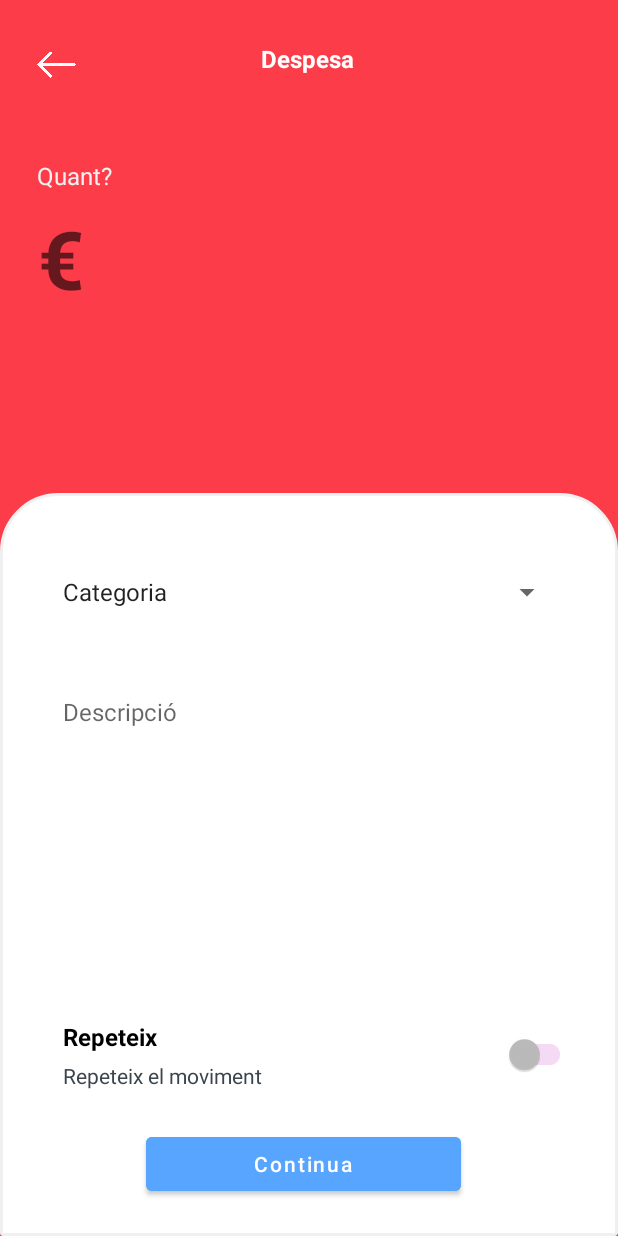
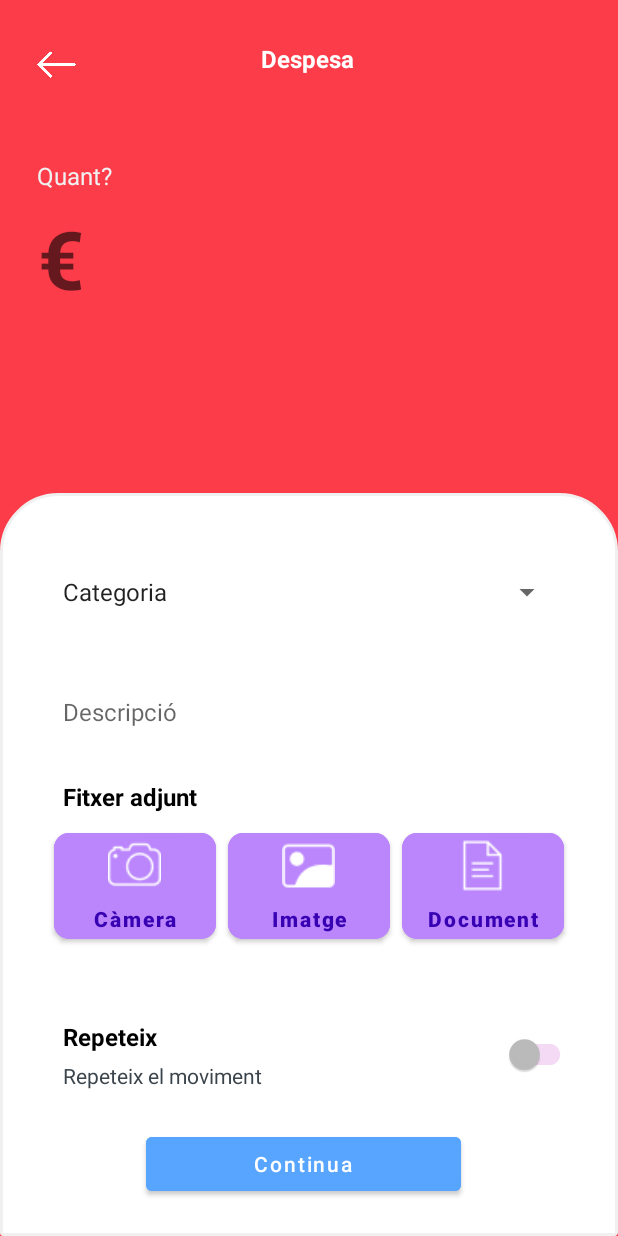
Before and after one commit to xvxnoah/Track-It, an Android app: the ExpensePage screen opened directly, with no data from a screen before it, on a phone screen of 412 x 824 dp. Run offline under Robolectric (Android 15) with nearby library versions, the phone set to English and light mode, and no system bars.

Commit message:
Expense Page (design)

```diff
--- a/app/src/main/AndroidManifest.xml
+++ b/app/src/main/AndroidManifest.xml
@@ -36,10 +36,10 @@
             android:exported="false" />
         <activity
             android:name=".Splash_Screen"
+            android:theme="@style/Theme.TrackIt.TracIt"
             android:exported="true">
             <intent-filter>
                 <action android:name="android.intent.action.MAIN" />
-
                 <category android:name="android.intent.category.LAUNCHER" />
             </intent-filter>
         </activity>
--- a/app/src/main/java/com/example/trackit/ExpensePage.java
+++ b/app/src/main/java/com/example/trackit/ExpensePage.java
@@ -3,6 +3,7 @@ package com.example.trackit;
 import androidx.annotation.NonNull;
 import androidx.annotation.Nullable;
 import androidx.appcompat.app.AppCompatActivity;
+import androidx.core.content.ContextCompat;
 
 import android.graphics.Color;
 import android.os.Bundle;
@@ -10,6 +11,7 @@ import android.text.Editable;
 import android.text.TextWatcher;
 import android.view.View;
 import android.view.ViewGroup;
+import android.view.Window;
 import android.widget.ArrayAdapter;
 import android.widget.EditText;
 import android.widget.ImageButton;
@@ -29,6 +31,9 @@ public class ExpensePage extends AppCompatActivity {
         setListeners();
 
         setSpinner();
+
+        Window window = ExpensePage.this.getWindow();
+        window.setStatusBarColor(ContextCompat.getColor(ExpensePage.this, R.color.redExpense));
     }
 
     private void setSpinner() {
--- a/app/src/main/java/com/example/trackit/HomePage.java
+++ b/app/src/main/java/com/example/trackit/HomePage.java
@@ -1,6 +1,7 @@
 package com.example.trackit;
 
 import androidx.appcompat.app.AppCompatActivity;
+import androidx.core.content.ContextCompat;
 import androidx.fragment.app.Fragment;
 import androidx.fragment.app.FragmentManager;
 import androidx.fragment.app.FragmentTransaction;
@@ -8,6 +9,7 @@ import androidx.fragment.app.FragmentTransaction;
 import android.content.Intent;
 import android.os.Bundle;
 import android.view.View;
+import android.view.Window;
 import android.view.animation.Animation;
 import android.view.animation.AnimationUtils;
 import android.widget.Toast;
@@ -29,6 +31,9 @@ public class HomePage extends AppCompatActivity {
         setContentView(binding.getRoot());
         replaceFragment(new HomeFragment());
         getSupportActionBar().hide();
+
+        Window window = HomePage.this.getWindow();
+        window.setStatusBarColor(ContextCompat.getColor(HomePage.this, R.color.white));
 
         // Floating Action Buttons
         fab = findViewById(R.id.fab);
@@ -66,7 +71,6 @@ public class HomePage extends AppCompatActivity {
             @Override
             public void onClick(View view) {
                 animateFab();
-                Toast.makeText(HomePage.this, "MONEY OUT", Toast.LENGTH_SHORT).show();
                 startActivity(new Intent(HomePage.this, ExpensePage.class));
             }
         });
--- a/app/src/main/java/com/example/trackit/Splash_Screen.java
+++ b/app/src/main/java/com/example/trackit/Splash_Screen.java
@@ -1,10 +1,12 @@
 package com.example.trackit;
 
 import androidx.appcompat.app.AppCompatActivity;
+import androidx.core.content.ContextCompat;
 
 import android.content.Intent;
 import android.os.Bundle;
 import android.os.Handler;
+import android.view.Window;
 
 public class Splash_Screen extends AppCompatActivity {
 
@@ -15,6 +17,9 @@ public class Splash_Screen extends AppCompatActivity {
         setContentView(R.layout.activity_splash_screen);
 
         getSupportActionBar().hide();
+
+        Window window = Splash_Screen.this.getWindow();
+        window.setStatusBarColor(ContextCompat.getColor(Splash_Screen.this, R.color.black));
 
         new Handler().postDelayed(new Runnable() {
             @Override
--- a/app/src/main/java/com/example/trackit/Welcome_Page.java
+++ b/app/src/main/java/com/example/trackit/Welcome_Page.java
@@ -2,12 +2,15 @@ package com.example.trackit;
 
 import androidx.annotation.NonNull;
 import androidx.appcompat.app.AppCompatActivity;
+import androidx.core.content.ContextCompat;
 
 import android.content.Context;
 import android.content.Intent;
 import android.content.SharedPreferences;
+import android.os.Build;
 import android.os.Bundle;
 import android.view.View;
+import android.view.Window;
 import android.view.WindowManager;
 import android.widget.Button;
 import android.widget.EditText;
@@ -31,6 +34,9 @@ public class Welcome_Page extends AppCompatActivity {
 
         // som-hi
         letsgo();
+
+        Window window = Welcome_Page.this.getWindow();
+        window.setStatusBarColor(ContextCompat.getColor(Welcome_Page.this, R.color.softGrey));
     }
 
     private void letsgo() {
--- a/app/src/main/res/layout/activity_expense_page.xml
+++ b/app/src/main/res/layout/activity_expense_page.xml
@@ -124,6 +124,65 @@
             android:theme="@style/SwitchPurple"
             app:trackTint="@color/violet" />
 
+        <TextView
+            android:id="@+id/adjuntText"
+            android:layout_width="wrap_content"
+            android:layout_height="wrap_content"
+            android:text="@string/fitxer_adjunt"
+            android:layout_gravity="bottom"
+            android:layout_marginStart="40dp"
+            android:layout_marginBottom="280dp"
+            android:textColor="@color/black"
+            android:textSize="16sp"
+            android:textStyle="bold" />
+
+        <Button
+            android:id="@+id/cameraExpense"
+            android:layout_width="108dp"
+            android:layout_height="wrap_content"
+            android:layout_gravity="bottom"
+            android:layout_marginStart="34dp"
+            android:layout_marginBottom="190dp"
+            android:backgroundTint="@color/purple_200"
+            android:drawableTop="@drawable/camera"
+            android:text="@string/camera"
+            android:textAllCaps="false"
+            android:textColor="@color/purple_700"
+            android:textSize="14sp"
+            android:textStyle="bold"
+            app:cornerRadius="10dp" />
+
+        <Button
+            android:id="@+id/imageExpense"
+            android:layout_width="108dp"
+            android:layout_height="wrap_content"
+            android:layout_gravity="bottom|center"
+            android:layout_marginBottom="190dp"
+            android:backgroundTint="@color/purple_200"
+            android:drawableTop="@drawable/imageicon"
+            android:text="@string/imatge"
+            android:textAllCaps="false"
+            android:textColor="@color/purple_700"
+            android:textSize="14sp"
+            android:textStyle="bold"
+            app:cornerRadius="10dp" />
+
+        <Button
+            android:id="@+id/documentExpense"
+            android:layout_width="108dp"
+            android:layout_height="wrap_content"
+            android:layout_gravity="bottom|end"
+            android:layout_marginEnd="34dp"
+            android:layout_marginBottom="190dp"
+            android:backgroundTint="@color/purple_200"
+            android:drawableTop="@drawable/document"
+            android:text="@string/document"
+            android:textAllCaps="false"
+            android:textColor="@color/purple_700"
+            android:textSize="14sp"
+            android:textStyle="bold"
+            app:cornerRadius="10dp" />
+
     </FrameLayout>
 
     <TextView
--- a/app/src/main/res/layout/activity_welcome_page.xml
+++ b/app/src/main/res/layout/activity_welcome_page.xml
@@ -5,6 +5,7 @@
     android:layout_width="match_parent"
     android:layout_height="match_parent"
     android:background="@color/softGrey"
+    android:fitsSystemWindows="true"
     tools:context=".Welcome_Page">
 
     <Button
--- a/app/src/main/res/values/strings.xml
+++ b/app/src/main/res/values/strings.xml
@@ -35,4 +35,8 @@
     <string name="descripci">     Descripció</string>
     <string name="repeteix_el_moviment">Repeteix el moviment</string>
     <string name="repeteix">Repeteix</string>
+    <string name="fitxer_adjunt">Fitxer adjunt</string>
+    <string name="camera">Càmera</string>
+    <string name="imatge">Imatge</string>
+    <string name="document">Document</string>
 </resources>
--- a/app/src/main/res/values/themes.xml
+++ b/app/src/main/res/values/themes.xml
@@ -13,4 +13,9 @@
         <item name="android:statusBarColor" tools:targetApi="l">?attr/colorPrimaryVariant</item>
         <!-- Customize your theme here. -->
     </style>
+
+    <style name="Theme.TrackIt.TracIt">
+        <item name="android:windowTranslucentStatus">true</item>
+        <item name="android:windowTranslucentNavigation">true</item>
+    </style>
 </resources>
```
Also changed, not shown: app/src/main/res/drawable/camera.png (added), app/src/main/res/drawable/document.png (added), app/src/main/res/drawable/imageicon.png (added).
